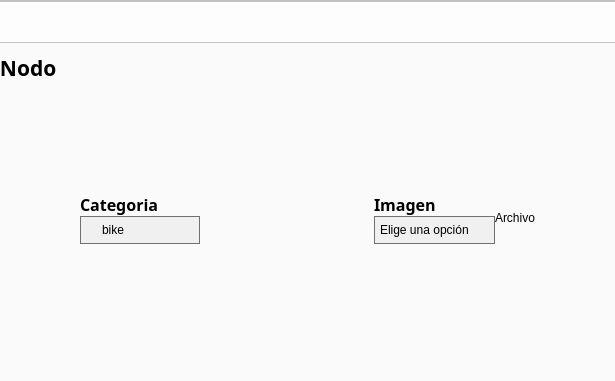
Old version of the form Auto_balancedTree.ui in the repository DanielCarracedo/AutoBalanced_Tree; both pictures show x 294 to 909 and y 0 to 381 of the 1003 by 918 pixel window.
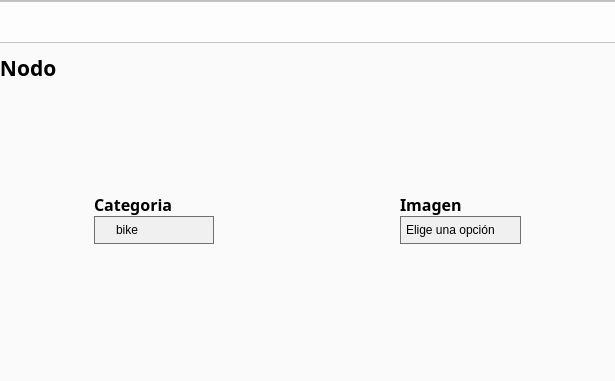
New version of the form. The open tabs and pages were chosen to show the change. Icons and pictures are not drawn.

Patch:
```diff
--- a/Auto_balancedTree.ui
+++ b/Auto_balancedTree.ui
@@ -1263,13 +1263,6 @@
                           </item>
                          </layout>
                         </item>
-                        <item>
-                         <widget class="QPushButton" name="Archivo">
-                          <property name="text">
-                           <string>Archivo</string>
-                          </property>
-                         </widget>
-                        </item>
                         <item>
                          <spacer name="horizontalSpacer_13">
                           <property name="orientation">
```
Left out of the diff: 2 changed lines with no effect on the pictures.
